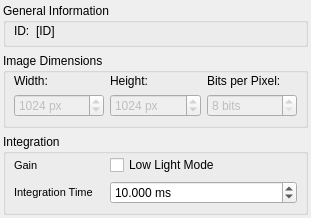
The window that PCOPixelFly/dockWidgetPCOPixelFly.ui (itom-project/plugins) describes before a commit, drawn with Qt 5.
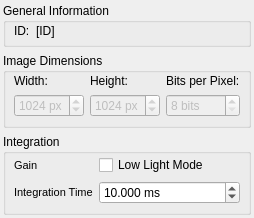
The same window after the commit.

```diff
--- a/PCOPixelFly/dockWidgetPCOPixelFly.ui
+++ b/PCOPixelFly/dockWidgetPCOPixelFly.ui
@@ -6,16 +6,10 @@
    <rect>
     <x>0</x>
     <y>0</y>
-    <width>311</width>
-    <height>193</height>
+    <width>229</width>
+    <height>189</height>
    </rect>
   </property>
-  <property name="minimumSize">
-   <size>
-    <width>0</width>
-    <height>0</height>
-   </size>
-  </property>
   <property name="windowTitle">
    <string>Form</string>
   </property>
```
